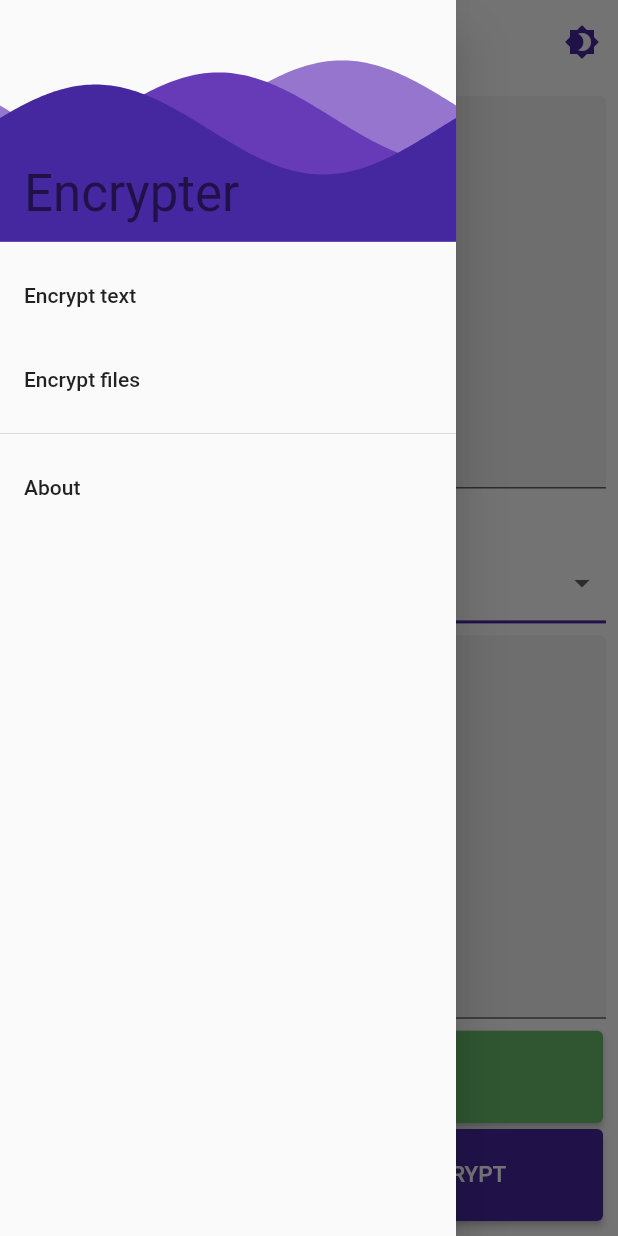
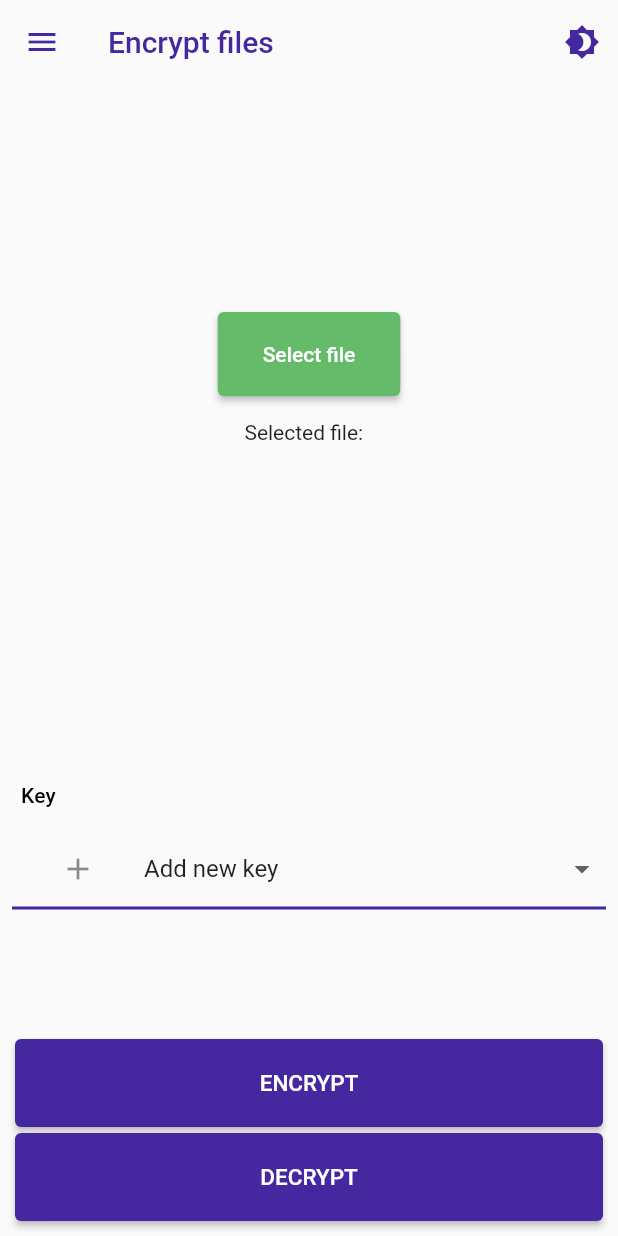
Before and after one commit to 2-5-perceivers/Encrypter-Flutter, a Flutter app: the screen it shows after launch, in the side drawer, after a tap on "Encrypt files", on a phone screen of 412 x 824 dp. Run offline on Flutter 3.47's test engine with Material 2 defaults, Android fonts, the phone set to English and light mode, and no system bars; drawn by our look-alikes of wave; our stand-ins replace animated_theme_switcher, shared_preferences.

Commit message:
Basic UI for files encrypt page

```diff
--- a/lib/main.dart
+++ b/lib/main.dart
@@ -5,6 +5,7 @@ import 'package:animated_theme_switcher/animated_theme_switcher.dart';
 import 'package:encrypter/utilities/themes.dart';
 
 import 'package:encrypter/pages/about_page.dart';
+import 'package:encrypter/pages/files_encrypt_page.dart';
 import 'package:encrypter/home.dart';
 
 void main() => runApp(const Encrypter());
@@ -32,6 +33,7 @@ class Encrypter extends StatelessWidget {
           initialRoute: '/home',
           routes: {
             '/home': (context) => const Home(),
+            '/files': (context) => const FilesEncryptPage(),
             '/about': (context) => const AboutPage(),
           },
         );
--- /dev/null
+++ b/lib/pages/files_encrypt_page.dart
@@ -0,0 +1,149 @@
+import 'package:flutter/material.dart';
+import 'package:animated_theme_switcher/animated_theme_switcher.dart';
+
+import 'package:encrypter/widgets/drawer.dart';
+import 'package:encrypter/widgets/app_bar.dart';
+import 'package:encrypter/widgets/key_choser_spinner.dart';
+
+class FilesEncryptPage extends StatefulWidget {
+  const FilesEncryptPage({Key? key}) : super(key: key);
+
+  @override
+  _FilesEncryptPageState createState() => _FilesEncryptPageState();
+}
+
+class _FilesEncryptPageState extends State<FilesEncryptPage> {
+  /// Variable used to keep the actual icon for the theme changer
+  late IconData themeIconController;
+
+  /// Key for accesing the dropdown's state
+  final GlobalKey<KeysSpinnerState> _dropDownKey = GlobalKey();
+
+  /// Style used by the action buttons on this page
+  late ButtonStyle buttonStyle;
+
+  String selectetFileString = ' ';
+
+  @override
+  Widget build(BuildContext context) {
+    // Sets the icon controller depending on current brightness
+    themeIconController =
+        ThemeProvider.of(context)!.brightness == Brightness.light
+            ? Icons.brightness_4
+            : Icons.brightness_7;
+
+    buttonStyle = ButtonStyle(
+      backgroundColor: MaterialStateColor.resolveWith(
+        (s) {
+          return Theme.of(context).primaryColor;
+        },
+      ),
+      textStyle: MaterialStateProperty.all(
+        const TextStyle(
+          fontSize: 15,
+          fontWeight: FontWeight.w500,
+        ),
+      ),
+    );
+
+    return ThemeSwitchingArea(
+        child: Scaffold(
+      appBar: MainAppBar(context, themeIconController, "Encrypt files"),
+      drawer: const MainDrawer(),
+      body: Padding(
+        padding: const EdgeInsets.all(8.0),
+        child: Column(
+          crossAxisAlignment: CrossAxisAlignment.start,
+          children: [
+            Expanded(
+                flex: 3,
+                child: Center(
+                  child: Column(
+                    mainAxisSize: MainAxisSize.min,
+                    children: [
+                      ElevatedButton(
+                        style: ButtonStyle(
+                          padding: MaterialStateProperty.all(
+                            const EdgeInsets.symmetric(
+                              horizontal: 30.0,
+                              vertical: 20.0,
+                            ),
+                          ),
+                          backgroundColor: MaterialStateProperty.all(
+                              Theme.of(context).accentColor),
+                        ),
+                        onPressed: () {
+                          /* TODO: implement file selecting and validating after Google finishes implementing file_selector*/
+                        },
+                        child: const Text("Select file"),
+                      ),
+                      const Divider(
+                        color: Colors.transparent,
+                      ),
+                      Text("Selected file: $selectetFileString")
+                    ],
+                  ),
+                )),
+            Expanded(
+              flex: 2,
+              child: Column(
+                mainAxisAlignment: MainAxisAlignment.center,
+                crossAxisAlignment: CrossAxisAlignment.start,
+                children: [
+                  Padding(
+                    // Label for drop down button
+                    padding: const EdgeInsets.all(6),
+                    child: Text(
+                      "Key",
+                      style: Theme.of(context).textTheme.subtitle2,
+                    ),
+                  ),
+                  KeysSpinner(key: _dropDownKey),
+                ],
+              ),
+            ),
+            Expanded(
+              child: Column(
+                crossAxisAlignment: CrossAxisAlignment.stretch,
+                children: [
+                  Expanded(
+                    child: Padding(
+                      padding: const EdgeInsets.all(2.0),
+                      child: ElevatedButton(
+                        onPressed: () {
+                          setState(
+                            () {
+                              _dropDownKey.currentState!.validate();
+                            },
+                          );
+                        },
+                        child: Text("Encrypt".toUpperCase()),
+                        style: buttonStyle,
+                      ),
+                    ),
+                  ),
+                  Expanded(
+                    child: Padding(
+                      padding: const EdgeInsets.all(2.0),
+                      child: ElevatedButton(
+                        onPressed: () {
+                          setState(
+                            () {
+                              _dropDownKey.currentState!.validate();
+                            },
+                          );
+                        },
+                        child: Text("Decrypt".toUpperCase()),
+                        style: buttonStyle,
+                      ),
+                    ),
+                  ),
+                ],
+              ),
+            )
+          ],
+        ),
+      ),
+    ));
+  }
+}
--- a/lib/widgets/drawer.dart
+++ b/lib/widgets/drawer.dart
@@ -35,7 +35,10 @@ class MainDrawer extends StatelessWidget {
           ),
           ListTile(
             title: const Text('Encrypt files'),
-            onTap: () {},
+            onTap: () {
+              Navigator.pop(context);
+              Navigator.pushReplacementNamed(context, "/files");
+            },
           ),
           const Divider(),
           ListTile(
```
